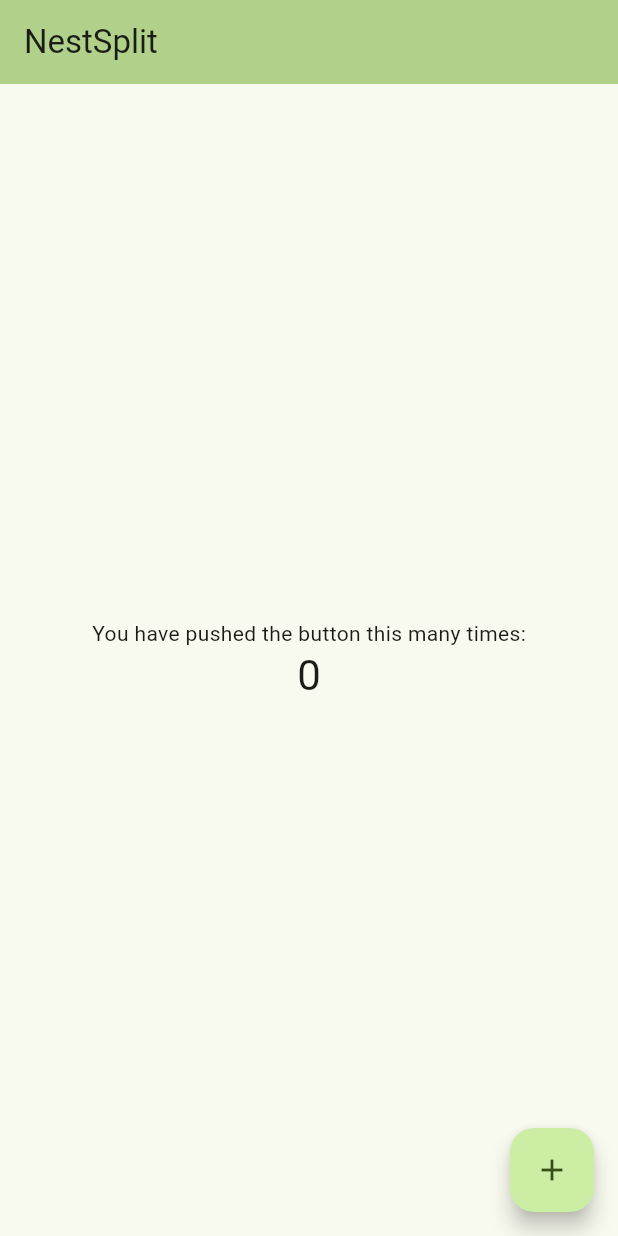
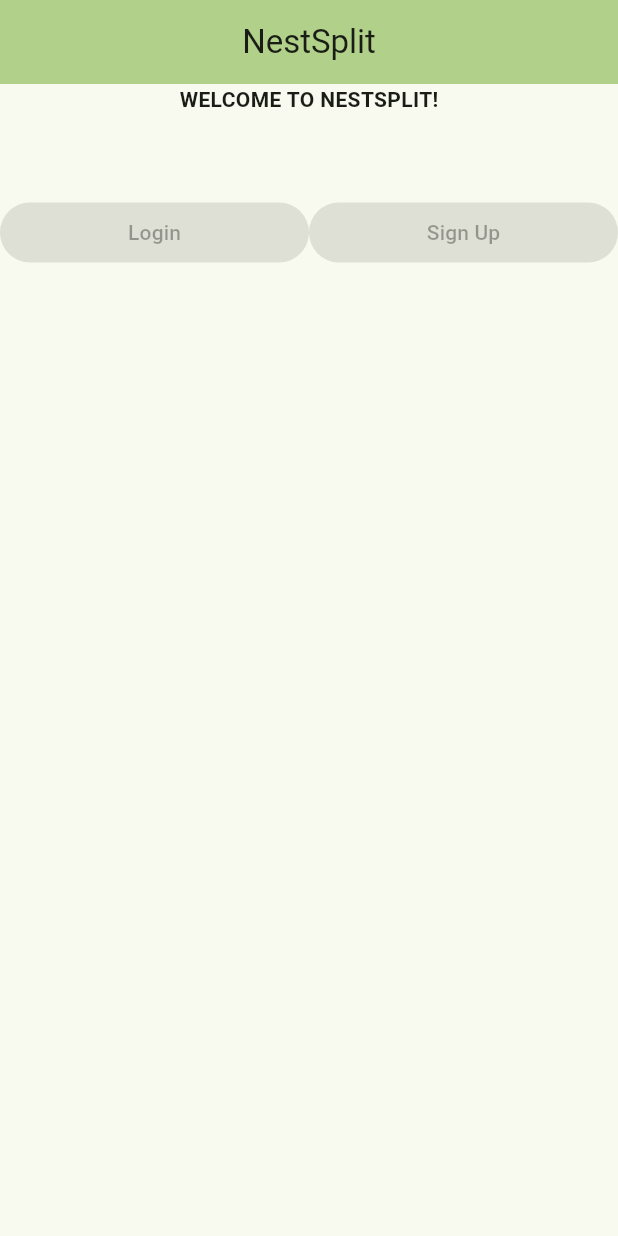
Before and after one commit to Mayowa-Awosiyan01/NestSplit, a Flutter app: the screen it shows after launch, on a phone screen of 412 x 824 dp. Run offline on Flutter 3.47's test engine with Material 3 defaults, Android fonts, the phone set to English and light mode, and no system bars.

Commit message:
Landing page layout

```diff
--- a/lib/main.dart
+++ b/lib/main.dart
@@ -31,42 +31,13 @@ class MyApp extends StatelessWidget {
         colorScheme: ColorScheme.fromSeed(seedColor: Colors.lightGreenAccent),
         useMaterial3: true,
       ),
-      home: const MyHomePage(title: 'NestSplit'),
+      home: const MyHomePage(),
     );
   }
 }
 
-class MyHomePage extends StatefulWidget {
-  const MyHomePage({super.key, required this.title});
-
-  // This widget is the home page of your application. It is stateful, meaning
-  // that it has a State object (defined below) that contains fields that affect
-  // how it looks.
-
-  // This class is the configuration for the state. It holds the values (in this
-  // case the title) provided by the parent (in this case the App widget) and
-  // used by the build method of the State. Fields in a Widget subclass are
-  // always marked "final".
-
-  final String title;
-
-  @override
-  State<MyHomePage> createState() => _MyHomePageState();
-}
-
-class _MyHomePageState extends State<MyHomePage> {
-  int _counter = 0;
-
-  void _incrementCounter() {
-    setState(() {
-      // This call to setState tells the Flutter framework that something has
-      // changed in this State, which causes it to rerun the build method below
-      // so that the display can reflect the updated values. If we changed
-      // _counter without calling setState(), then the build method would not be
-      // called again, and so nothing would appear to happen.
-      _counter++;
-    });
-  }
+class MyHomePage extends StatelessWidget {
+  const MyHomePage({super.key});
 
   @override
   Widget build(BuildContext context) {
@@ -78,48 +49,57 @@ class _MyHomePageState extends State<MyHomePage> {
     // than having to individually change instances of widgets.
     return Scaffold(
       appBar: AppBar(
+        centerTitle: true,
         // TRY THIS: Try changing the color here to a specific color (to
         // Colors.amber, perhaps?) and trigger a hot reload to see the AppBar
         // change color while the other colors stay the same.
         backgroundColor: Theme.of(context).colorScheme.inversePrimary,
         // Here we take the value from the MyHomePage object that was created by
         // the App.build method, and use it to set our appbar title.
-        title: Text(widget.title),
+        title: const Text("NestSplit"),
       ),
       body: Center(
         // Center is a layout widget. It takes a single child and positions it
         // in the middle of the parent.
         child: Column(
-          // Column is also a layout widget. It takes a list of children and
-          // arranges them vertically. By default, it sizes itself to fit its
-          // children horizontally, and tries to be as tall as its parent.
-          //
-          // Column has various properties to control how it sizes itself and
-          // how it positions its children. Here we use mainAxisAlignment to
-          // center the children vertically; the main axis here is the vertical
-          // axis because Columns are vertical (the cross axis would be
-          // horizontal).
-          //
-          // TRY THIS: Invoke "debug painting" (choose the "Toggle Debug Paint"
-          // action in the IDE, or press "p" in the console), to see the
-          // wireframe for each widget.
-          mainAxisAlignment: MainAxisAlignment.center,
-          children: <Widget>[
+          children: [
             const Text(
-              'You have pushed the button this many times:',
+              "WELCOME TO NESTSPLIT!",
+              style: TextStyle(fontWeight: FontWeight.bold),
             ),
-            Text(
-              '$_counter',
-              style: Theme.of(context).textTheme.headlineMedium,
+            const SizedBox(
+              height: 55.0,
+            ),
+            Row(
+              children: [
+                const SizedBox(
+                  height: 35,
+                ),
+                const SizedBox(
+                  height: 45,
+                ),
+                Expanded(
+                  child: ElevatedButton(
+                    onPressed: login(),
+                    child: const Text("Login"),
+                  ),
+                ),
+                const SizedBox(
+                  height: 20,
+                ),
+                Expanded(
+                  child: ElevatedButton(
+                    onPressed: login(),
+                    child: const Text("Sign Up"),
+                  ),
+                ),
+              ],
             ),
           ],
         ),
       ),
-      floatingActionButton: FloatingActionButton(
-        onPressed: _incrementCounter,
-        tooltip: 'Increment',
-        child: const Icon(Icons.add),
-      ), // This trailing comma makes auto-formatting nicer for build methods.
-    );
+    ); // This trailing comma makes auto-formatting nicer for build methods.
   }
 }
+
+login() {}
```
